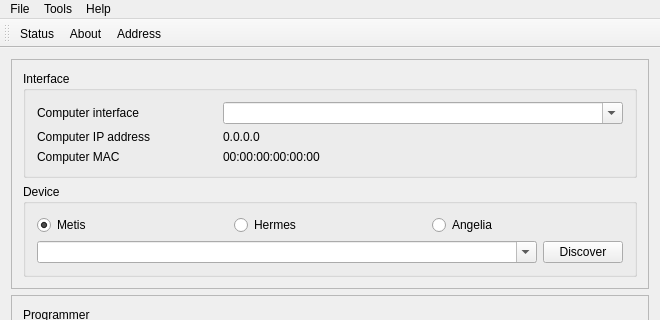
This is KV0S/HPSDRProgrammer_V2/mainwindow.ui in TAPR/OpenHPSDR-SVN as Qt 5 draws it before an edit; both pictures show x 0 to 660 and y 0 to 320 of the 660 by 474 pixel window. The edited form follows.
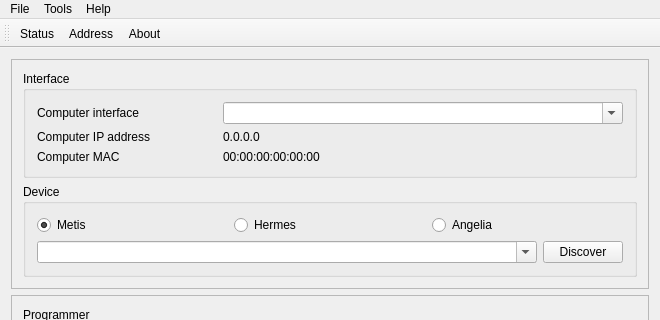
This is the edited form. Icons and pictures are not drawn.

Commit message: worked on the ethernet address window

The edit to the form file:
```diff
--- a/KV0S/HPSDRProgrammer_V2/mainwindow.ui
+++ b/KV0S/HPSDRProgrammer_V2/mainwindow.ui
@@ -285,8 +285,8 @@
     <bool>false</bool>
    </attribute>
    <addaction name="actionStatus"/>
-   <addaction name="actionAbout"/>
    <addaction name="actionAddress"/>
+   <addaction name="actionAbout"/>
   </widget>
   <widget class="QStatusBar" name="statusBar"/>
   <action name="actionHelp">
```
Left out of the diff: 2 changed lines with no effect on the pictures. The commit also changes 3 other files.
